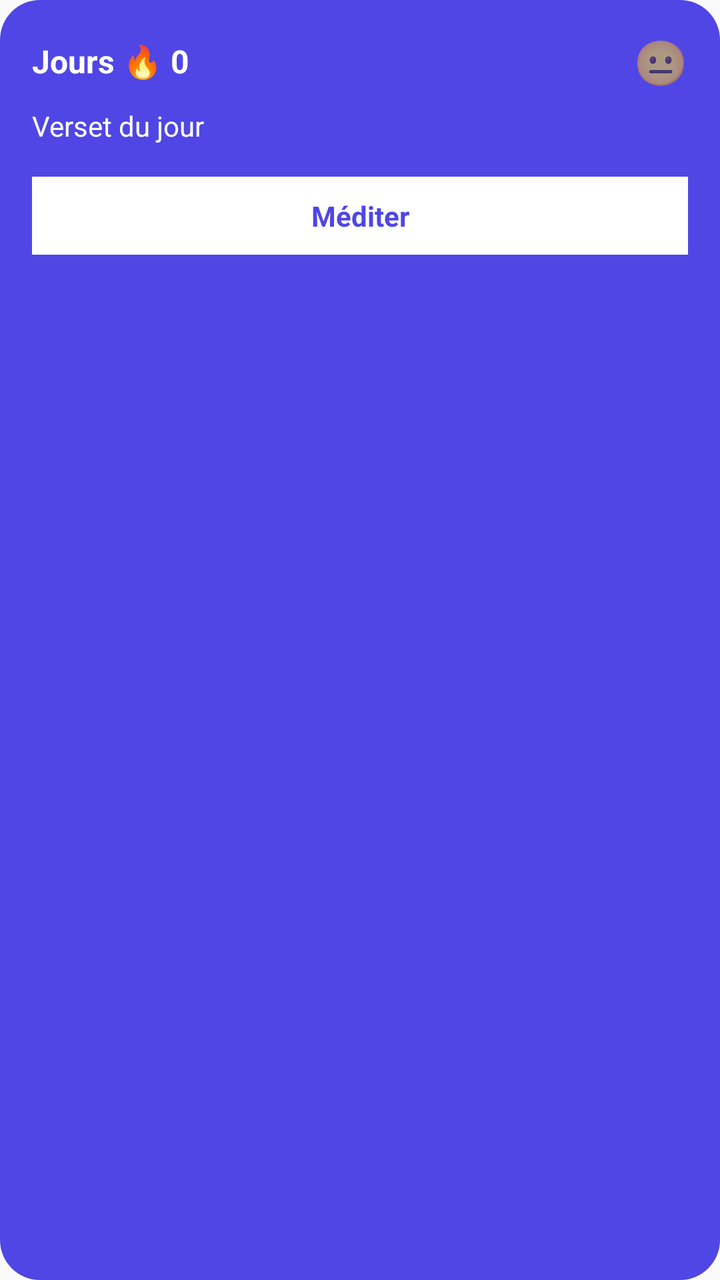
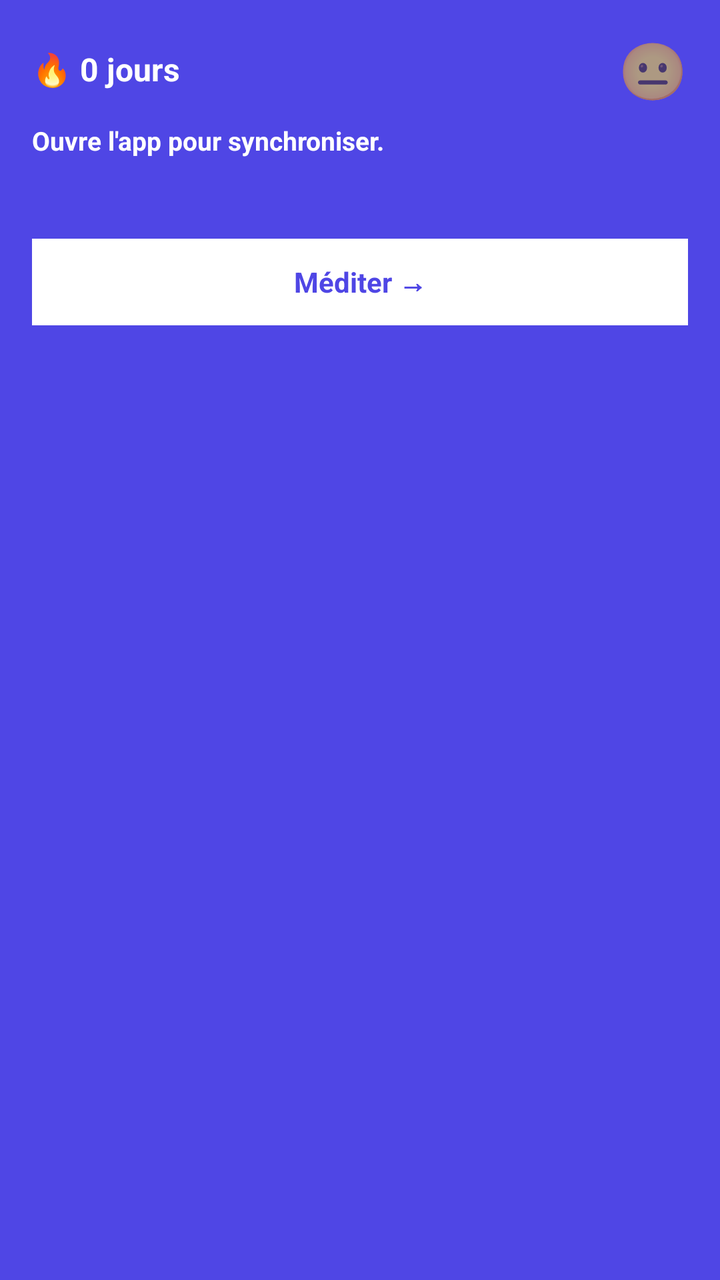

Two renders of the same Android screen: before a commit and after it. Below are the layout's source before the change and the commit's diff.
<!-- AndroidManifest.xml: application theme AppTheme -->
<!-- res/layout/widget_manna.xml -->
<?xml version="1.0" encoding="utf-8"?>
<LinearLayout xmlns:android="http://schemas.android.com/apk/res/android"
    android:layout_width="match_parent"
    android:layout_height="wrap_content"
    android:orientation="vertical"
    android:padding="16dp"
    android:background="@drawable/widget_background"
    android:clipToPadding="false"
    android:clipChildren="false">

    <LinearLayout
        android:layout_width="match_parent"
        android:layout_height="wrap_content"
        android:orientation="horizontal"
        android:gravity="center_vertical"
        android:paddingBottom="8dp">

        <TextView
            android:id="@+id/widgetStreak"
            android:layout_width="0dp"
            android:layout_height="wrap_content"
            android:layout_weight="1"
            android:text="Jours 🔥 0"
            android:textColor="#FFFFFF"
            android:textSize="16sp"
            android:textStyle="bold" />

        <TextView
            android:id="@+id/widgetMannyMood"
            android:layout_width="wrap_content"
            android:layout_height="wrap_content"
            android:text="😐"
            android:textSize="22sp"
            android:layout_marginStart="8dp" />
    </LinearLayout>

    <TextView
        android:id="@+id/widgetVerse"
        android:layout_width="match_parent"
        android:layout_height="wrap_content"
        android:text="Verset du jour"
        android:textColor="#FFFFFF"
        android:textSize="14sp"
        android:maxLines="2"
        android:ellipsize="end"
        android:paddingBottom="12dp" />

    <TextView
        android:id="@+id/widgetMeditateButton"
        android:layout_width="match_parent"
        android:layout_height="wrap_content"
        android:background="#FFFFFF"
        android:text="Méditer"
        android:textColor="#4F46E5"
        android:textAlignment="center"
        android:textStyle="bold"
        android:padding="10dp"
        android:layout_marginTop="4dp"
        android:clickable="true"
        android:focusable="true" />
</LinearLayout>
<!-- resources referenced by this layout -->
<resources>
  <!-- drawable widget_background (drawable) -->
  <?xml version="1.0" encoding="utf-8"?>
  <shape xmlns:android="http://schemas.android.com/apk/res/android"
      android:shape="rectangle">
      <solid android:color="#4f46e5" />
      <corners android:radius="20dp" />
      <padding
          android:left="12dp"
          android:top="12dp"
          android:right="12dp"
          android:bottom="12dp" />
  </shape>
  <style name="AppTheme" parent="Theme.AppCompat.Light.DarkActionBar">
          
          <item name="colorPrimary">@color/colorPrimary</item>
          <item name="colorPrimaryDark">@color/colorPrimaryDark</item>
          <item name="colorAccent">@color/colorAccent</item>
      </style>
</resources>

<!-- the commit's change to res/layout/widget_manna.xml (unified diff, before → after) -->
@@ -1,13 +1,16 @@
 <?xml version="1.0" encoding="utf-8"?>
+
 <LinearLayout xmlns:android="http://schemas.android.com/apk/res/android"
+    android:id="@+id/widgetContainer"
     android:layout_width="match_parent"
     android:layout_height="wrap_content"
     android:orientation="vertical"
     android:padding="16dp"
-    android:background="@drawable/widget_background"
+    android:background="#4F46E5"
     android:clipToPadding="false"
     android:clipChildren="false">
 
+    
     <LinearLayout
         android:layout_width="match_parent"
         android:layout_height="wrap_content"
@@ -20,7 +23,7 @@
             android:layout_width="0dp"
             android:layout_height="wrap_content"
             android:layout_weight="1"
-            android:text="Jours 🔥 0"
+            android:text="🔥 0 jours"
             android:textColor="#FFFFFF"
             android:textSize="16sp"
             android:textStyle="bold" />
@@ -30,32 +33,47 @@
             android:layout_width="wrap_content"
             android:layout_height="wrap_content"
             android:text="😐"
-            android:textSize="22sp"
+            android:textSize="28sp"
             android:layout_marginStart="8dp" />
     </LinearLayout>
 
+    
+    <TextView
+        android:id="@+id/widgetMessage"
+        android:layout_width="match_parent"
+        android:layout_height="wrap_content"
+        android:text="Ouvre l'app pour synchroniser."
+        android:textColor="#FFFFFF"
+        android:textSize="13sp"
+        android:textStyle="bold"
+        android:paddingBottom="8dp" />
+
+    
     <TextView
         android:id="@+id/widgetVerse"
         android:layout_width="match_parent"
         android:layout_height="wrap_content"
-        android:text="Verset du jour"
-        android:textColor="#FFFFFF"
-        android:textSize="14sp"
+        android:text=""
+        android:textColor="#E0E7FF"
+        android:textSize="12sp"
         android:maxLines="2"
         android:ellipsize="end"
         android:paddingBottom="12dp" />
 
+    
     <TextView
         android:id="@+id/widgetMeditateButton"
         android:layout_width="match_parent"
         android:layout_height="wrap_content"
         android:background="#FFFFFF"
-        android:text="Méditer"
+        android:text="Méditer →"
         android:textColor="#4F46E5"
         android:textAlignment="center"
         android:textStyle="bold"
-        android:padding="10dp"
+        android:textSize="14sp"
+        android:padding="12dp"
         android:layout_marginTop="4dp"
         android:clickable="true"
         android:focusable="true" />
+
 </LinearLayout>
<!-- resource entries referenced after the edit -->
@@ -1,17 +1,5 @@
 <!-- resources referenced by this layout -->
 <resources>
-  <!-- drawable widget_background (drawable) -->
-  <?xml version="1.0" encoding="utf-8"?>
-  <shape xmlns:android="http://schemas.android.com/apk/res/android"
-      android:shape="rectangle">
-      <solid android:color="#4f46e5" />
-      <corners android:radius="20dp" />
-      <padding
-          android:left="12dp"
-          android:top="12dp"
-          android:right="12dp"
-          android:bottom="12dp" />
-  </shape>
   <style name="AppTheme" parent="Theme.AppCompat.Light.DarkActionBar">
           
           <item name="colorPrimary">@color/colorPrimary</item>
